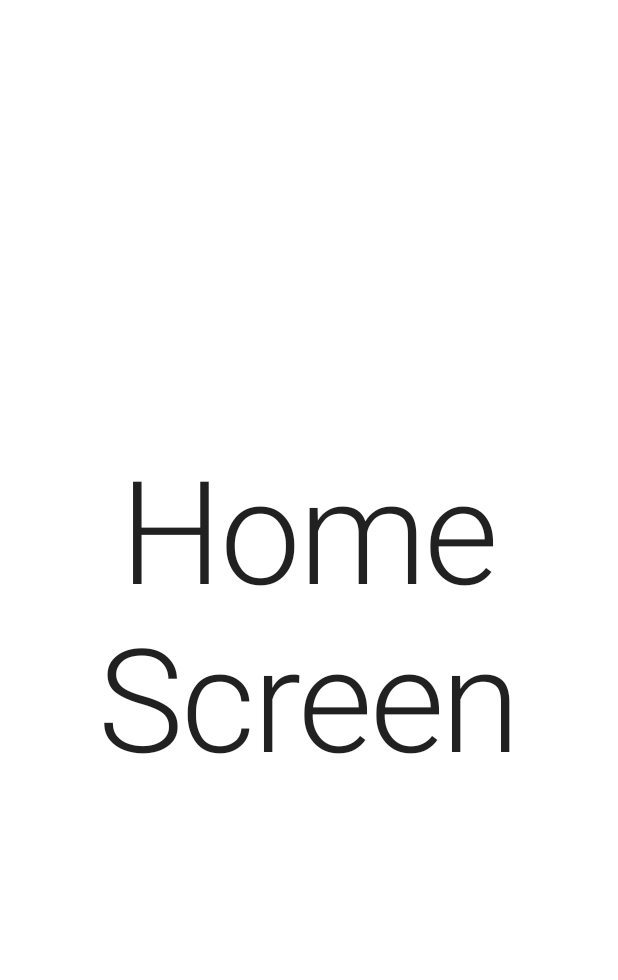
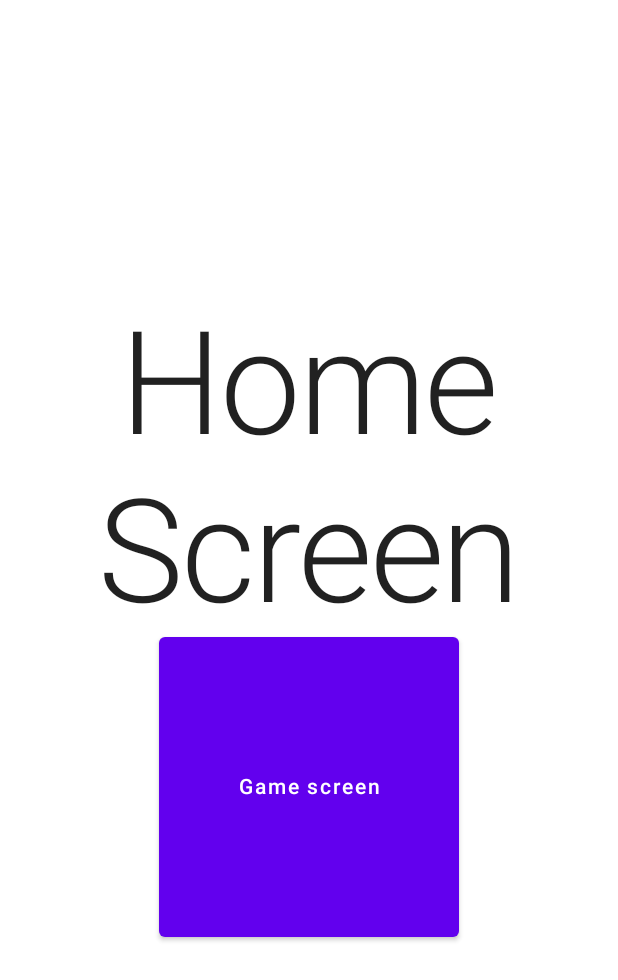
Before and after one commit to DEJA-1/GameENC, an Android app built with Jetpack Compose: the screen it shows after launch (MainActivity), on a phone screen of 412 x 824 dp. Shown: the top 980 px of the screen. Run offline under Robolectric (Android 15) with nearby library versions, the phone set to English and light mode, and no system bars; our stand-ins replace Dagger/Hilt's generated code.

Commit message:
setup navigation

```diff
--- a/app/src/main/java/com/example/gameenc/MainActivity.kt
+++ b/app/src/main/java/com/example/gameenc/MainActivity.kt
@@ -6,10 +6,10 @@ import androidx.activity.compose.setContent
 import androidx.compose.foundation.layout.fillMaxSize
 import androidx.compose.material.MaterialTheme
 import androidx.compose.material.Surface
-import androidx.compose.material.Text
-import androidx.compose.runtime.Composable
 import androidx.compose.ui.Modifier
 import androidx.compose.ui.tooling.preview.Preview
+import androidx.navigation.compose.rememberNavController
+import com.example.gameenc.navigation.SetupNavGraph
 import com.example.gameenc.presentation.screen.home.HomeScreen
 import com.example.gameenc.ui.theme.GameENCTheme
 import dagger.hilt.android.AndroidEntryPoint
@@ -20,12 +20,14 @@ class MainActivity : ComponentActivity() {
         super.onCreate(savedInstanceState)
         setContent {
             GameENCTheme {
-                // A surface container using the 'background' color from the theme
+
+                val navController = rememberNavController()
+
                 Surface(
                     modifier = Modifier.fillMaxSize(),
                     color = MaterialTheme.colors.background
                 ) {
-                    HomeScreen()
+                    SetupNavGraph(navController = navController)
                 }
             }
         }
--- /dev/null
+++ b/app/src/main/java/com/example/gameenc/navigation/NavGraph.kt
@@ -0,0 +1,29 @@
+package com.example.gameenc.navigation
+
+import androidx.compose.runtime.Composable
+import androidx.navigation.NavHostController
+import androidx.navigation.compose.NavHost
+import androidx.navigation.compose.composable
+import com.example.gameenc.presentation.screen.game.GameScreen
+import com.example.gameenc.presentation.screen.home.HomeScreen
+
+@Composable
+fun SetupNavGraph(navController: NavHostController) {
+
+    NavHost(navController = navController, startDestination = Screen.Home.route) {
+
+        composable(
+            route = Screen.Home.route
+        ) {
+            HomeScreen(navController = navController)
+        }
+
+        composable(
+            route = Screen.Game.route
+        ) {
+            GameScreen(navController = navController)
+        }
+
+    }
+
+}
--- /dev/null
+++ b/app/src/main/java/com/example/gameenc/navigation/Screen.kt
@@ -0,0 +1,7 @@
+package com.example.gameenc.navigation
+
+sealed class Screen(val route: String) {
+    object Home : Screen(route = "home_screen")
+    object Game: Screen(route = "game_screen")
+    object Info: Screen(route = "info_screen")
+}
--- a/app/src/main/java/com/example/gameenc/presentation/screen/home/HomeScreen.kt
+++ b/app/src/main/java/com/example/gameenc/presentation/screen/home/HomeScreen.kt
@@ -1,27 +1,44 @@
 package com.example.gameenc.presentation.screen.home
 
 import androidx.compose.foundation.layout.Box
+import androidx.compose.foundation.layout.Column
 import androidx.compose.foundation.layout.fillMaxSize
+import androidx.compose.foundation.layout.size
+import androidx.compose.material.Button
 import androidx.compose.material.MaterialTheme
 import androidx.compose.material.Text
 import androidx.compose.runtime.Composable
 import androidx.compose.ui.Alignment
 import androidx.compose.ui.Modifier
 import androidx.compose.ui.text.style.TextAlign
+import androidx.compose.ui.unit.dp
+import androidx.navigation.NavHostController
+import com.example.gameenc.navigation.Screen
 
 @Composable
-fun HomeScreen() {
+fun HomeScreen(navController: NavHostController) {
 
     Box(
         modifier = Modifier.fillMaxSize(),
         contentAlignment = Alignment.Center
     ) {
 
-        Text(
-            text = "Home Screen",
-            style = MaterialTheme.typography.h1,
-            textAlign = TextAlign.Center
-        )
+        Column(horizontalAlignment = Alignment.CenterHorizontally) {
+            Text(
+                text = "Home Screen",
+                style = MaterialTheme.typography.h1,
+                textAlign = TextAlign.Center
+            )
+
+            Button(modifier = Modifier.size(200.dp),
+                onClick = { navController.navigate(route = Screen.Game.route) }) {
+
+                Text(text = "Game screen",
+                textAlign = TextAlign.Center)
+
+            }
+        }
+
 
     }
 
```
Also changed, not shown: app/src/main/java/com/example/gameenc/common/AppColors.kt (added, +9 -0 lines), app/src/main/java/com/example/gameenc/presentation/screen/game/GameScreen.kt (added, +34 -0 lines).
